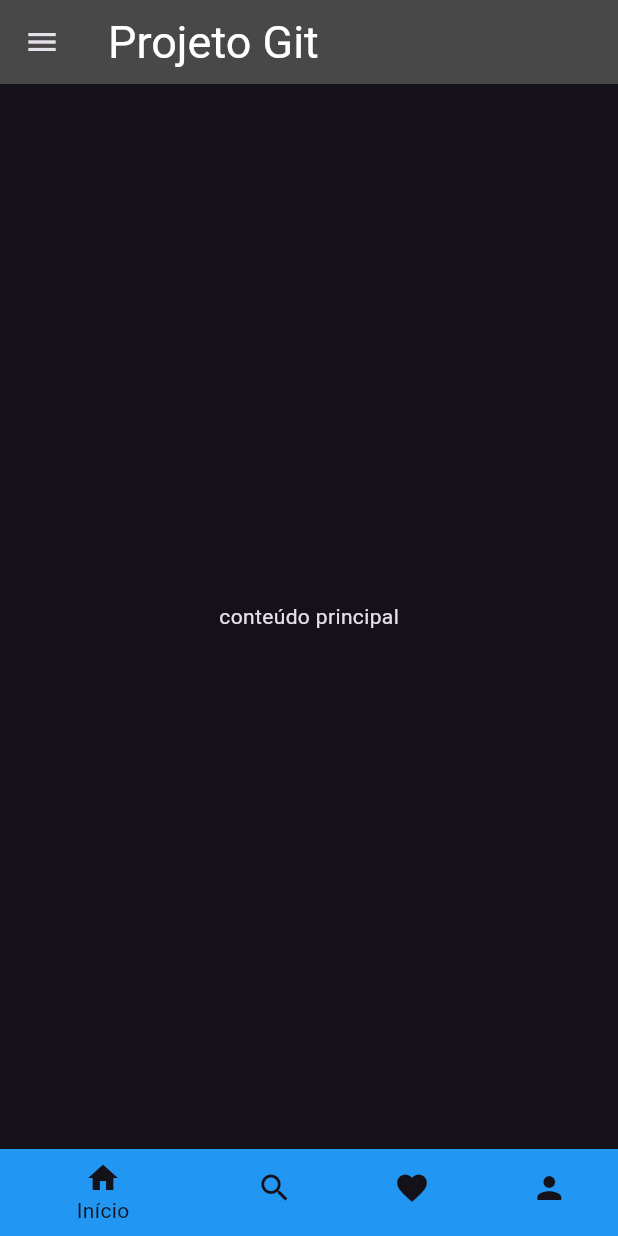
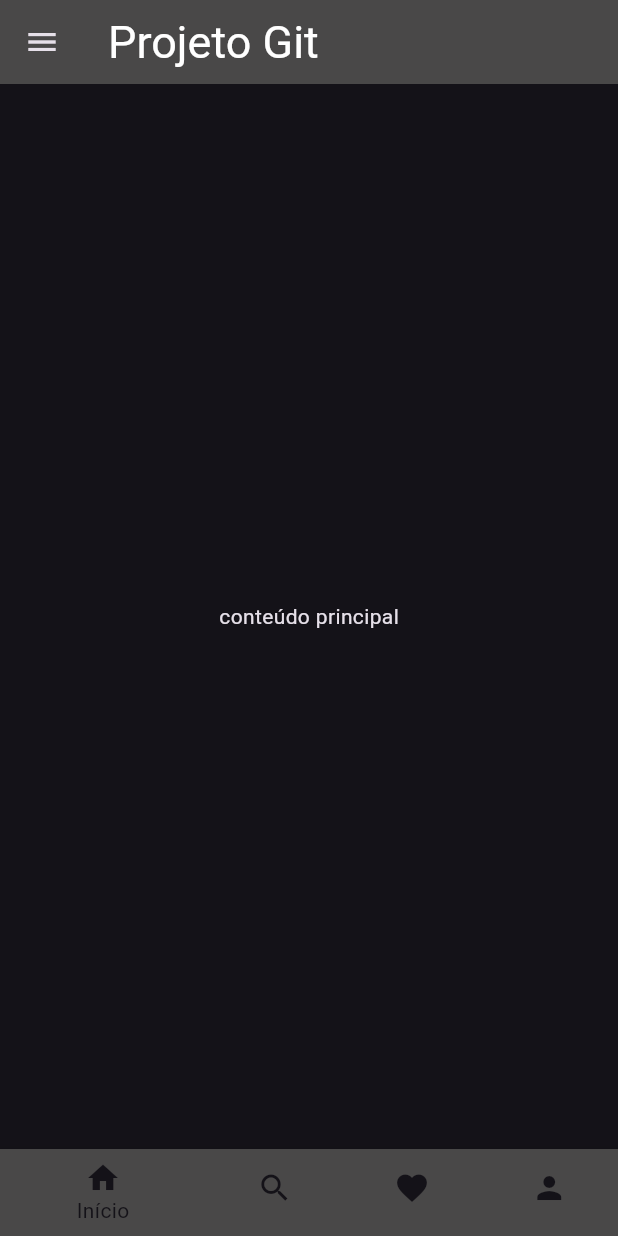
Before and after one commit to MichaelAlisson/projeto_git, a Flutter app: the screen it shows after launch, on a phone screen of 412 x 824 dp. Run offline on Flutter 3.47's test engine with Material 3 defaults, Android fonts, the phone set to English and light mode, and no system bars.

Commit message:
version 0.9

```diff
--- a/lib/main.dart
+++ b/lib/main.dart
@@ -19,28 +19,28 @@ class MyApp extends StatelessWidget {
         body: const Center(
           child: Text('conteúdo principal'),
         ),
-        bottomNavigationBar:  BottomNavigationBar(
+        bottomNavigationBar: BottomNavigationBar(
           items: [
             // Adicione os itens da lista aqui
-            BottomNavigationBarItem (
+            BottomNavigationBarItem(
               icon: Icon(Icons.home),
               label: 'Início', // Etiqueta opcional
-              backgroundColor: Colors.blue,
+              backgroundColor: Color.fromARGB(255, 73, 72, 72),
             ),
             BottomNavigationBarItem(
               icon: Icon(Icons.search),
               label: 'Pesquisa', // Etiqueta opcional
-              backgroundColor: Colors.blue,
+              backgroundColor: Color.fromARGB(255, 73, 72, 72),
             ),
             BottomNavigationBarItem(
               icon: Icon(Icons.favorite),
               label: 'Favoritos', // Etiqueta opcional
-              backgroundColor: Colors.blue,
+              backgroundColor: Color.fromARGB(255, 73, 72, 72),
             ),
             BottomNavigationBarItem(
               icon: Icon(Icons.person),
               label: 'Perfil', // Etiqueta opcional
-              backgroundColor: Colors.blue,
+              backgroundColor: Color.fromARGB(255, 73, 72, 72),
             ),
           ],
         ),
```
